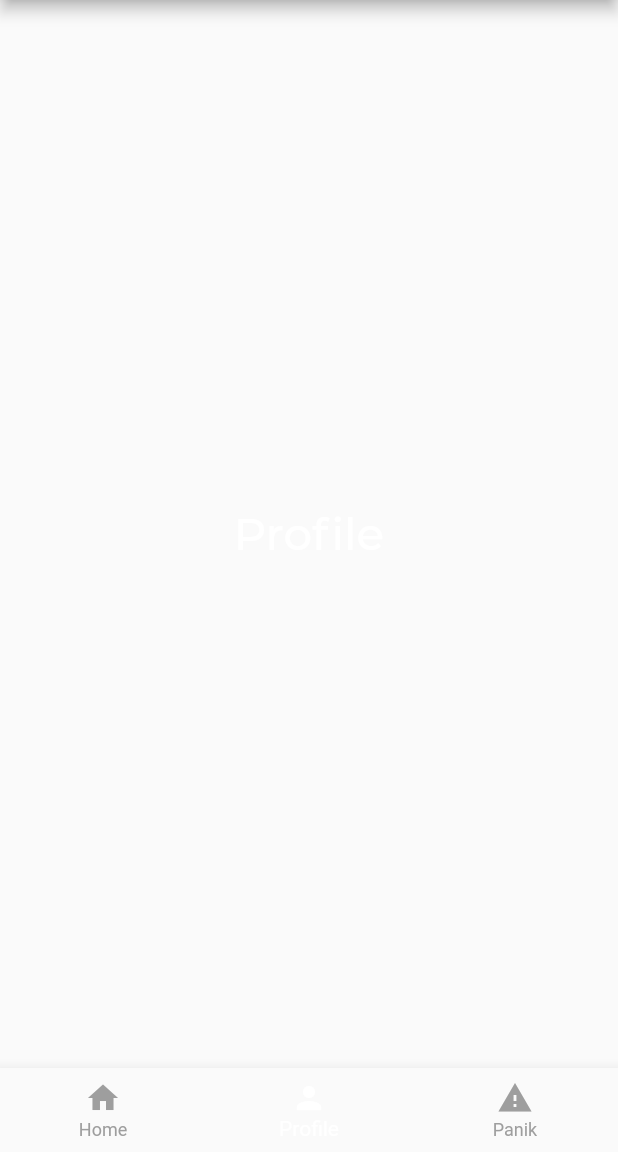
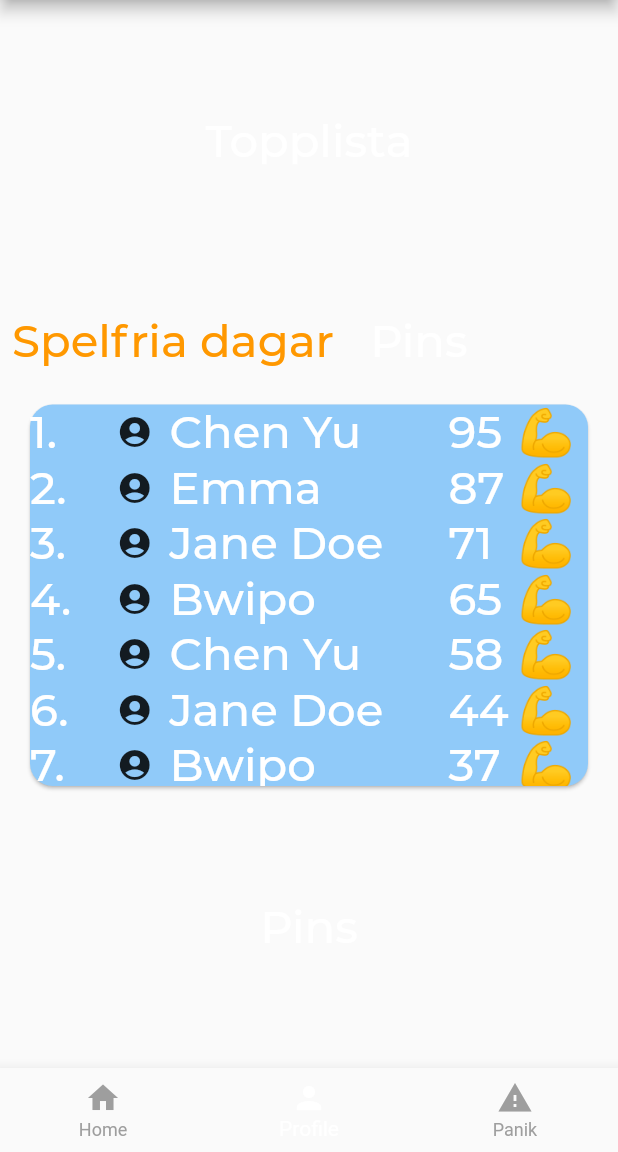
Before and after one commit to juliusolson/rena, a Flutter app: the screen it shows after launch, item 2 of the bottom bar chosen, on a phone screen of 412 x 824 dp, the part 84-1236 px from its top. Run offline on Flutter 3.47's test engine with Material 2 defaults, Android fonts, the phone set to English and light mode, and no system bars; our stand-ins replace charts_flutter, percent_indicator; project files that could hold a hidden picture were left out.

Commit message:
Topplista skapad

```diff
--- /dev/null
+++ b/lib/models/scoreBoard.dart
@@ -0,0 +1,55 @@
+import 'dart:math';
+
+import 'package:flutter/widgets.dart';
+
+class ProfileEntry {
+  String name;
+  int gamblingFreeDays;
+  int numberOfPins;
+  ProfileEntry(this.name, this.gamblingFreeDays, this.numberOfPins);
+
+  String toString() {
+    return '${name}| ${gamblingFreeDays} ${numberOfPins}';
+  }
+
+  //To be Removed. Ugly hack to easily change presented value when changing sorting mode of  high score
+  int getCategory(int index) {
+    if (index == 0) {
+      return gamblingFreeDays;
+    } else {
+      return numberOfPins;
+    }
+  }
+}
+
+class ProfileDummyData extends ChangeNotifier {
+  static final List<String> usernames = [
+    'Bwipo',
+    'Ivanka',
+    'Jane Doe',
+    'Sasha',
+    'Chen Yu',
+    'Emelie',
+    'Julius',
+    'Philip',
+    'Carl',
+    'Emma'
+  ];
+  List<ProfileEntry> userProfiles;
+
+  ProfileDummyData(int numberOfUsers) {
+    userProfiles = _createDummyData(numberOfUsers);
+    debugPrint('Creating Dummy Profiles');
+    debugPrint(userProfiles.toString());
+    notifyListeners();
+  }
+  List<ProfileEntry> _createDummyData(int numberOfUsers) {
+    Random rng = new Random();
+    List<ProfileEntry> users = new List(numberOfUsers);
+    for (var i = 0; i < numberOfUsers; i++) {
+      String name = usernames[rng.nextInt(usernames.length)];
+      users[i] = new ProfileEntry(name, rng.nextInt(100), rng.nextInt(30));
+    }
+    return users;
+  }
+}
--- /dev/null
+++ b/lib/screens/profile/components/topList.dart
@@ -0,0 +1,93 @@
+import 'package:flutter/material.dart';
+import 'package:rena/models/scoreBoard.dart';
+
+class HighScoreList extends StatefulWidget {
+  List<String> categories = ['Spelfria dagar', 'Pins'];
+  List<ProfileEntry> users;
+  HighScoreList(this.users);
+  @override
+  _HighScoreListState createState() => _HighScoreListState();
+}
+
+class _HighScoreListState extends State<HighScoreList> {
+  int _selectedIndex;
+
+  @override
+  void initState() {
+    super.initState();
+    _selectSorting(0);
+  }
+
+  @override
+  Widget build(BuildContext context) {
+    TextStyle themeActive = Theme.of(context).textTheme.bodyText1;
+    TextStyle themeNotActive =
+        themeActive.copyWith(color: Theme.of(context).accentColor);
+
+    return Column(mainAxisAlignment: MainAxisAlignment.spaceEvenly, children: [
+      Flexible(
+          flex: 1,
+          child: ListView.builder(
+              scrollDirection: Axis.horizontal,
+              itemCount: widget.categories.length,
+              itemBuilder: (BuildContext context, int index) {
+                return TextButton(
+                  child: Text('${widget.categories[index]} ',
+                      style: (this._selectedIndex != index)
+                          ? themeActive
+                          : themeNotActive),
+                  onPressed: () {
+                    _selectSorting(index);
+                  },
+                );
+              })),
+      Flexible(
+          flex: 3,
+          child: Card(
+              shape: RoundedRectangleBorder(
+                borderRadius: BorderRadius.circular(15.0),
+              ),
+              color: Theme.of(context).colorScheme.background,
+              margin: EdgeInsets.symmetric(horizontal: 20),
+              child: ListView.builder(
+                  itemCount: widget.users.length,
+                  itemBuilder: (BuildContext context, int index) {
+                    return Row(children: [
+                      Expanded(
+                          flex: 1,
+                          child: Text('${index + 1}.',
+                              style: Theme.of(context).textTheme.bodyText1)),
+                      Expanded(flex: 1, child: Icon(Icons.account_circle)),
+                      Expanded(
+                          flex: 4,
+                          child: Text('${widget.users[index].name}',
+                              style: Theme.of(context).textTheme.bodyText1)),
+                      Expanded(
+                          flex: 1,
+                          child: Text(
+                              '${widget.users[index].getCategory(_selectedIndex)}',
+                              style: Theme.of(context).textTheme.bodyText1)),
+                      Expanded(
+                          flex: 1,
+                          child: Text('\u{1F4AA}',
+                              style: Theme.of(context).textTheme.bodyText1))
+                    ]);
+                  })))
+    ]);
+  }
+
+  void _selectSorting(int index) {
+    if (index % 2 == 0) {
+      widget.users.sort((a, b) {
+        return b.gamblingFreeDays.compareTo(a.gamblingFreeDays);
+      });
+    } else {
+      widget.users.sort((a, b) {
+        return b.numberOfPins.compareTo(a.numberOfPins);
+      });
+    }
+    setState(() {
+      this._selectedIndex = index;
+    });
+  }
+}
--- a/lib/screens/profile/profileview.dart
+++ b/lib/screens/profile/profileview.dart
@@ -1,8 +1,9 @@
 import 'package:flutter/material.dart';
+import 'package:provider/provider.dart';
+import 'package:rena/models/scoreBoard.dart';
+import 'package:rena/screens/profile/components/topList.dart';
 
-
-
-class ProfileView extends StatelessWidget{
+class ProfileView extends StatelessWidget {
   final String str;
 
   ProfileView(this.str);
@@ -10,12 +11,28 @@ class ProfileView extends StatelessWidget{
   Widget build(BuildContext context) {
     return Scaffold(
       body: Center(
-      child: Text(
-          this.str,
-          style: Theme.of(context).textTheme.bodyText1,
-        ),
+        child:
+            Column(mainAxisAlignment: MainAxisAlignment.spaceEvenly, children: [
+          Flexible(
+              flex: 1,
+              child: Text('Topplista',
+                  style: Theme.of(context).textTheme.bodyText1)),
+          Flexible(
+              flex: 10,
+              child: ChangeNotifierProvider<ProfileDummyData>(
+                  create: (context) => ProfileDummyData(10),
+                  child: Consumer<ProfileDummyData>(
+                      builder: (context, value, child) {
+                    return HighScoreList(value.userProfiles);
+                  }))),
+          Flexible(
+              flex: 10,
+              child: Text(
+                'Pins',
+                style: Theme.of(context).textTheme.bodyText1,
+              ))
+        ]),
       ),
     );
   }
-
 }
```
